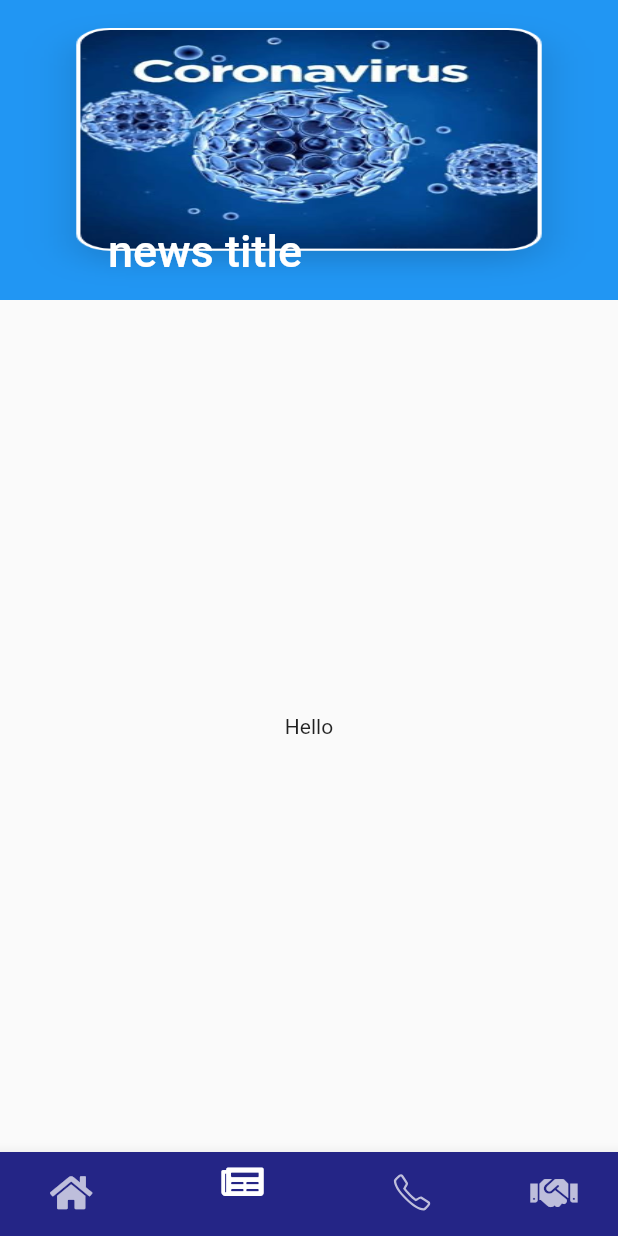
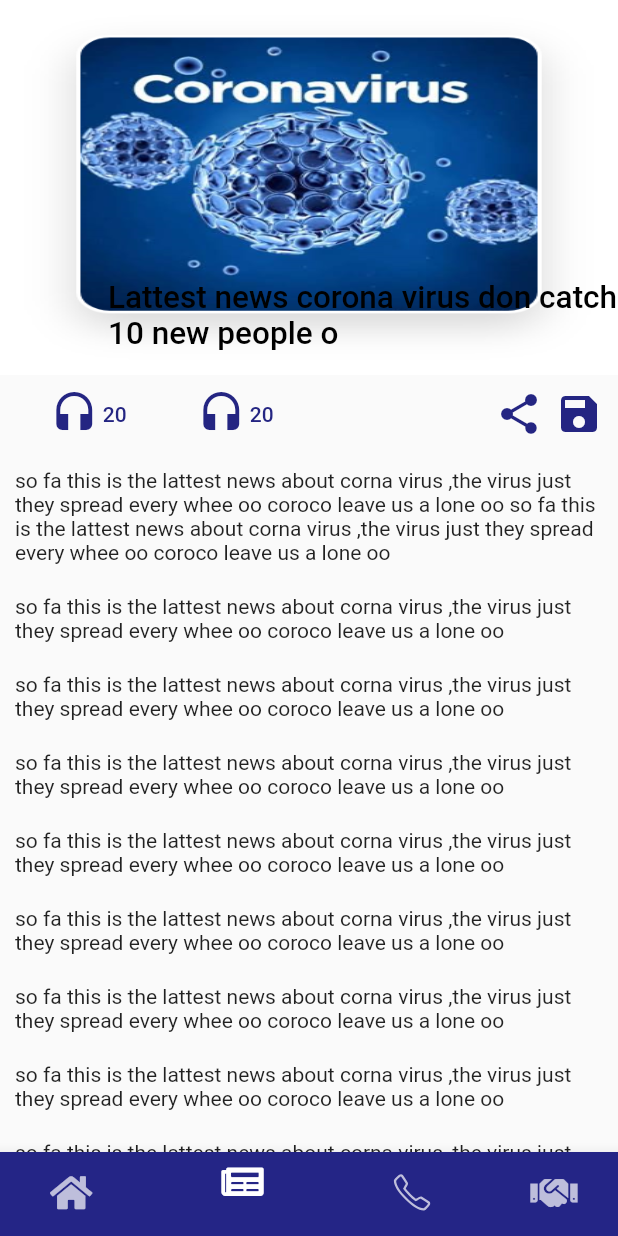
Before and after one commit to BEACON-NG/COVID19-App, a Flutter app: the screen it shows after launch, item 2 of the bottom bar chosen, on a phone screen of 412 x 824 dp. Run offline on Flutter 3.47's test engine with Material 2 defaults, Android fonts, the phone set to English and light mode, and no system bars; our stand-ins replace flutter_icons, percent_indicator; missing offline and left inert: flutter_skeleton; network calls fail.

Commit message:
fixing render fix eror

```diff
--- a/covid/lib/views/selected_news.dart
+++ b/covid/lib/views/selected_news.dart
@@ -10,10 +10,78 @@ class SelectedNews extends StatefulWidget {
 }
 
 class _SelectedNewsState extends State<SelectedNews> {
-  bool _pinned = true;
-  bool _snap = false;
+  bool _pinned = false;
+  bool _snap = true;
   bool _floating = false;
+  Color color = Color.fromRGBO(36, 37, 130, 1);
 
+  Flex social(){
+    return Flex(
+      direction: Axis.horizontal,
+      children: <Widget>[
+        Icon(
+              Icons.headset,
+              size:32,
+              color:color
+            ),
+            SizedBox(width:3),
+            Text(
+              "20",
+              style:TextStyle(
+                fontSize: 14,
+                fontWeight:FontWeight.w500,
+                color:color
+              )
+            )
+      ],
+    );
+  }
+
+  Expanded left(){
+    return Expanded(
+      child:Container(
+        child:Row(
+          mainAxisAlignment: MainAxisAlignment.spaceAround,
+          children: <Widget>[
+            social(),
+            social(),
+          ])
+          )
+    );
+  }
+  Container rightIcons(){
+    return Container(
+      child:Flex(
+        direction: Axis.horizontal,
+        children: <Widget>[
+          Icon(Icons.share,color:color,size:32),
+          SizedBox(width:8),
+          Icon(Icons.save,color:color,size:32),
+        ],
+      )
+    );
+  }
+  Expanded right(){
+    return Expanded(
+          child: Container(
+            child: Row(
+              mainAxisAlignment: MainAxisAlignment.end,
+              children: <Widget>[
+                rightIcons()
+              ]),
+      ),
+    );
+  }
+
+  Container newsText(String text){
+    return Container(
+      margin:EdgeInsets.symmetric(vertical:10,horizontal:10),
+      child:Text(
+          text,
+          textAlign: TextAlign.start,
+          textDirection: TextDirection.ltr)
+    );
+  }
   @override
   Widget build(BuildContext context) {
     return MaterialApp(
@@ -22,21 +90,54 @@ class _SelectedNewsState extends State<SelectedNews> {
         body: CustomScrollView(
           slivers:<Widget>[
               SliverAppBar(
+              backgroundColor: Colors.white,
               pinned: this._pinned,
               snap: this._snap,
               floating: this._floating,
-              expandedHeight: 200.0,
+              expandedHeight: 250.0,
               flexibleSpace: FlexibleSpaceBar(
-                title: Text("news title"),
+                title:  Text(
+                    "Lattest news corona virus don catch 10 new people o",
+                    style:TextStyle(
+                      color: Colors.black,
+                      fontSize: 14
+                    )),
                 background: Image.asset(
                   'assets/images/coro.png',
                   fit: BoxFit.fill,
                 ),
               ),
             ),
-            SliverFillRemaining(
-              child: Center(child: Text("Hello")),
-            )
+            SliverList(
+              delegate: SliverChildListDelegate(
+                  [
+
+                    Container(
+                      padding:EdgeInsets.all(10),
+                      width:MediaQuery.of(context).size.width,
+                      child: Row(
+                        children: <Widget>[
+                          left(),
+                          right(),
+                        ],
+                      ),
+                    ),
+                    Column(
+                      children:<Widget>[
+                          newsText("so fa this is the lattest news about corna virus ,the virus just they spread every whee oo coroco leave us a lone oo so fa this is the lattest news about corna virus ,the virus just they spread every whee oo coroco leave us a lone oo"),
+                          newsText("so fa this is the lattest news about corna virus ,the virus just they spread every whee oo coroco leave us a lone oo"),
+                          newsText("so fa this is the lattest news about corna virus ,the virus just they spread every whee oo coroco leave us a lone oo"),
+                          newsText("so fa this is the lattest news about corna virus ,the virus just they spread every whee oo coroco leave us a lone oo"),
+                          newsText("so fa this is the lattest news about corna virus ,the virus just they spread every whee oo coroco leave us a lone oo"),
+                          newsText("so fa this is the lattest news about corna virus ,the virus just they spread every whee oo coroco leave us a lone oo"),
+                          newsText("so fa this is the lattest news about corna virus ,the virus just they spread every whee oo coroco leave us a lone oo"),
+                          newsText("so fa this is the lattest news about corna virus ,the virus just they spread every whee oo coroco leave us a lone oo"),
+                          newsText("so fa this is the lattest news about corna virus ,the virus just they spread every whee oo coroco leave us a lone oo"),
+      ]
+                    )
+                  ]
+                )
+              )
           ]
         )
       ),
```
